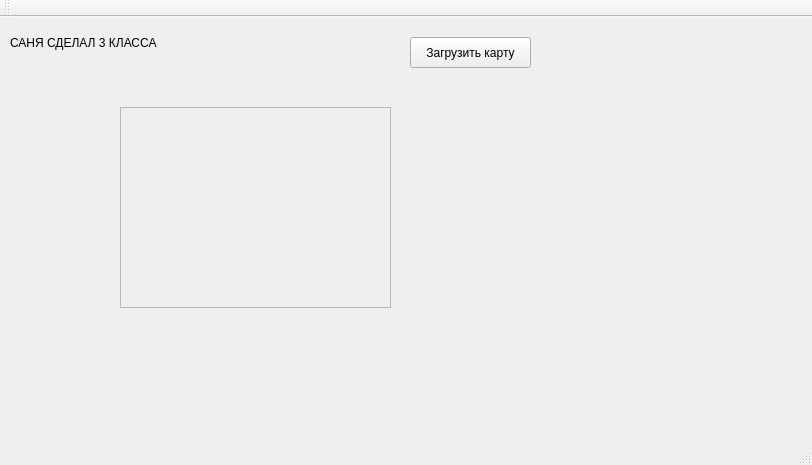
Qt form simulation.ui (LukinDaniil/PractikaLeto2019) before a commit.
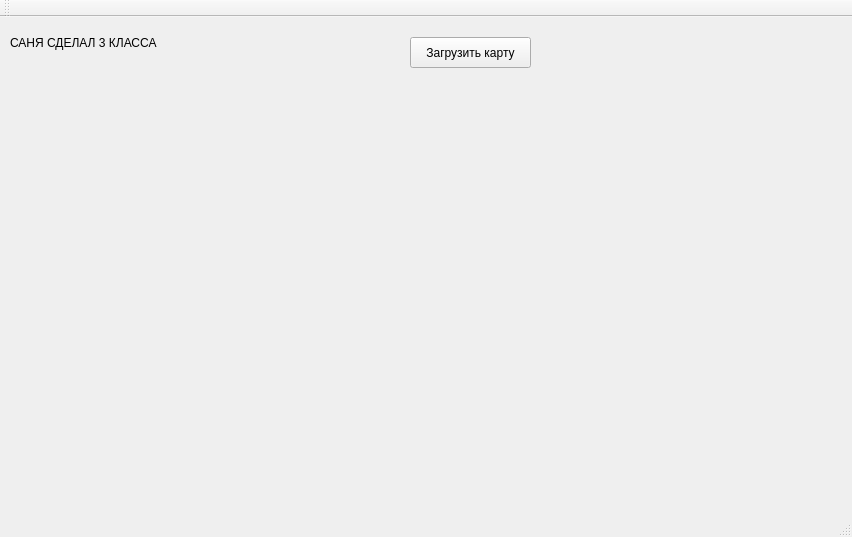
The same form after that commit. Custom widgets are drawn as their Qt base class.

Commit message: Добавил класс PaintHelper2 для рисования карты, а также считывания карты из файла.

Patch:
```diff
--- a/simulation.ui
+++ b/simulation.ui
@@ -6,8 +6,8 @@
    <rect>
     <x>0</x>
     <y>0</y>
-    <width>812</width>
-    <height>465</height>
+    <width>852</width>
+    <height>537</height>
    </rect>
   </property>
   <property name="windowTitle">
@@ -40,36 +40,13 @@
      <string>Загрузить карту</string>
     </property>
    </widget>
-   <widget class="PaintHelper" name="scrollArea">
-    <property name="geometry">
-     <rect>
-      <x>120</x>
-      <y>90</y>
-      <width>271</width>
-      <height>201</height>
-     </rect>
-    </property>
-    <property name="widgetResizable">
-     <bool>true</bool>
-    </property>
-    <widget class="QWidget" name="scrollAreaWidgetContents">
-     <property name="geometry">
-      <rect>
-       <x>0</x>
-       <y>0</y>
-       <width>269</width>
-       <height>199</height>
-      </rect>
-     </property>
-    </widget>
-   </widget>
    <widget class="PaintHelper2" name="mapWidget" native="true">
     <property name="geometry">
      <rect>
-      <x>460</x>
-      <y>90</y>
-      <width>301</width>
-      <height>211</height>
+      <x>200</x>
+      <y>80</y>
+      <width>591</width>
+      <height>361</height>
      </rect>
     </property>
    </widget>
@@ -96,12 +73,6 @@
  </widget>
  <layoutdefault spacing="6" margin="11"/>
  <customwidgets>
-  <customwidget>
-   <class>PaintHelper</class>
-   <extends>QScrollArea</extends>
-   <header location="global">painthelper.h</header>
-   <container>1</container>
-  </customwidget>
   <customwidget>
    <class>PaintHelper2</class>
    <extends>QWidget</extends>
```
Left out of the diff: 2 changed lines with no effect on the pictures. The commit also changes 11 other files.
